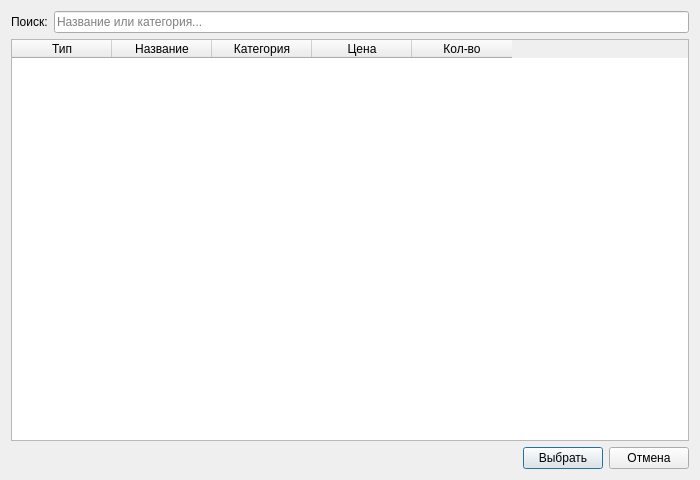
Above: ui/sales/goodfind.ui from MikhailBersenev/easyPOS before the change. Below: the same form after it.
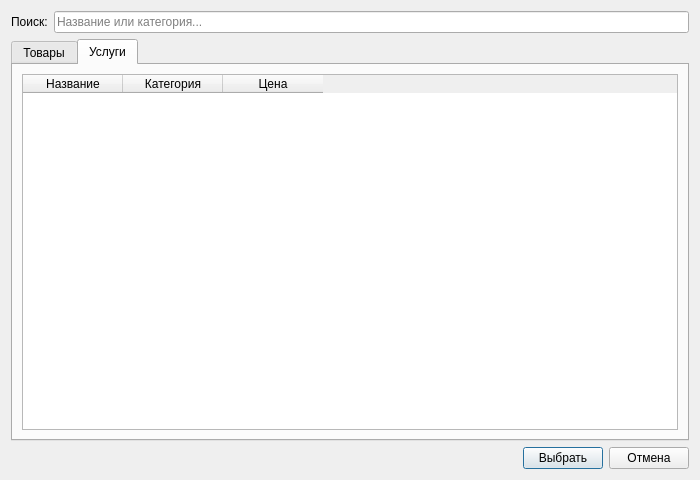
That is the form after the change. The open tabs and pages were chosen to show the change.

The edit to the form file:
```diff
--- a/ui/sales/goodfind.ui
+++ b/ui/sales/goodfind.ui
@@ -33,6 +33,16 @@
      </layout>
     </item>
     <item>
+     <widget class="QTabWidget" name="tabWidget">
+      <property name="currentIndex">
+       <number>0</number>
+      </property>
+      <widget class="QWidget" name="tabGoods" native="true">
+       <attribute name="title">
+        <string>Товары</string>
+       </attribute>
+       <layout class="QVBoxLayout" name="tabGoodsLayout">
+        <item>
      <widget class="QTableWidget" name="tableWidget">
       <property name="selectionBehavior">
        <enum>QAbstractItemView::SelectRows</enum>
@@ -40,11 +50,6 @@
       <property name="selectionMode">
        <enum>QAbstractItemView::SingleSelection</enum>
       </property>
-      <column>
-       <property name="text">
-        <string>Тип</string>
-       </property>
-      </column>
       <column>
        <property name="text">
         <string>Название</string>
@@ -65,6 +70,42 @@
         <string>Кол-во</string>
        </property>
       </column>
+         </widget>
+        </item>
+       </layout>
+      </widget>
+      <widget class="QWidget" name="tabServices" native="true">
+       <attribute name="title">
+        <string>Услуги</string>
+       </attribute>
+       <layout class="QVBoxLayout" name="tabServicesLayout">
+        <item>
+         <widget class="QTableWidget" name="tableWidgetServices">
+          <property name="selectionBehavior">
+           <enum>QAbstractItemView::SelectRows</enum>
+          </property>
+          <property name="selectionMode">
+           <enum>QAbstractItemView::SingleSelection</enum>
+          </property>
+          <column>
+           <property name="text">
+            <string>Название</string>
+           </property>
+          </column>
+          <column>
+           <property name="text">
+            <string>Категория</string>
+           </property>
+          </column>
+          <column>
+           <property name="text">
+            <string>Цена</string>
+           </property>
+          </column>
+         </widget>
+        </item>
+       </layout>
+      </widget>
      </widget>
     </item>
     <item>
```
Lines whose indentation alone changed are shown as unchanged.
